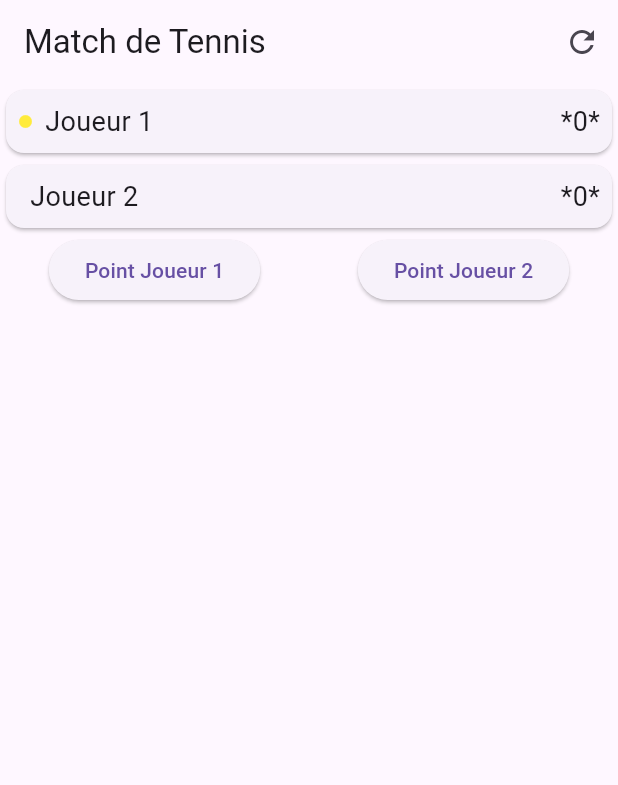
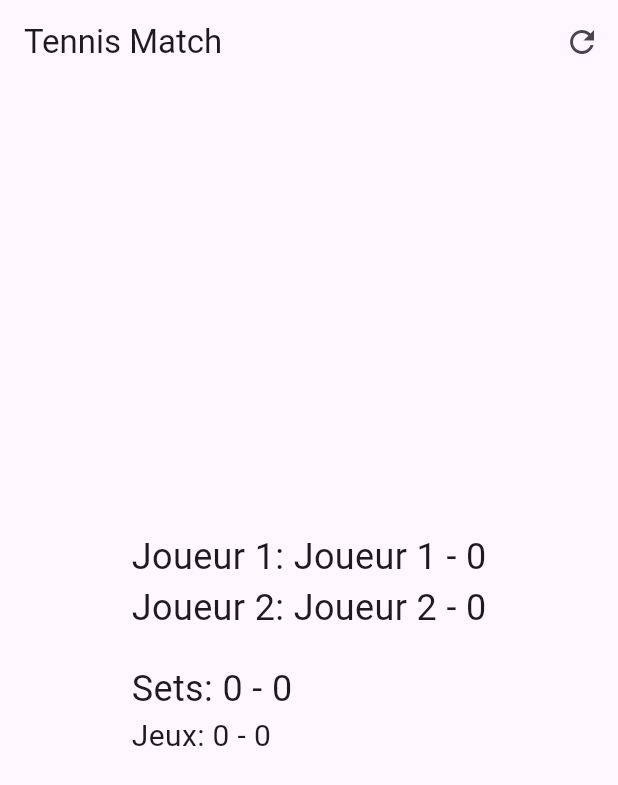
Before and after one commit to Raemy/tp-test-mobile, a Flutter app: the screen it shows after launch, on a phone screen of 412 x 824 dp. Shown: the top 785 px of the screen. Run offline on Flutter 3.47's test engine with Material 3 defaults, Android fonts, the phone set to English and light mode, and no system bars.

Commit message:
Mise en place de fonctionnalités

```diff
--- a/lib/main.dart
+++ b/lib/main.dart
@@ -19,7 +19,7 @@ class MyApp extends StatelessWidget {
     return MaterialApp(
       title: 'Tennis Score Tracker',
       theme: ThemeData(primarySwatch: Colors.blue),
-      home: MatchScreen(),
+      home: TennisMatchScreen(),
     );
   }
 }
--- a/lib/models/player_model.dart
+++ b/lib/models/player_model.dart
@@ -1,15 +1,15 @@
 class PlayerModel {
   String name;
-  int currentGameScore;
-  List<int> gamesWon;
+  bool isServing;
+  String currentGameScore;  // Utilisation de String pour le score
+  int gamesWon;
   int setsWon;
-  bool isServing;
 
   PlayerModel({
     required this.name,
-    this.currentGameScore = 0,
-    this.gamesWon = const [],
+    required this.isServing,
+    this.currentGameScore = "0", // Initialisation avec "0"
+    this.gamesWon = 0,
     this.setsWon = 0,
-    this.isServing = false,
   });
 }
--- a/lib/views/match_screen.dart
+++ b/lib/views/match_screen.dart
@@ -3,40 +3,51 @@ import 'package:provider/provider.dart';
 import '../viewmodels/score_viewmodel.dart';
 import 'player_score_widget.dart';
 
-class MatchScreen extends StatelessWidget {
-  const MatchScreen({super.key});
+
+class TennisMatchScreen extends StatelessWidget {
   @override
   Widget build(BuildContext context) {
+    // Accède au ScoreViewModel via Provider
     final scoreViewModel = Provider.of<ScoreViewModel>(context);
 
     return Scaffold(
       appBar: AppBar(
-        title: const Text('Match de Tennis'),
+        title: Text('Tennis Match'),
         actions: [
           IconButton(
             icon: Icon(Icons.refresh),
-            onPressed: scoreViewModel.resetScores,
+            onPressed: scoreViewModel.toggleService,  // Change le serveur
           ),
         ],
       ),
-      body: Column(
-        children: [
-          PlayerScoreWidget(player: scoreViewModel.player1),
-          PlayerScoreWidget(player: scoreViewModel.player2),
-          Row(
-            mainAxisAlignment: MainAxisAlignment.spaceAround,
-            children: [
-              ElevatedButton(
-                onPressed: () => scoreViewModel.incrementScore(scoreViewModel.player1),
-                child: const Text('Point Joueur 1'),
-              ),
-              ElevatedButton(
-                onPressed: () => scoreViewModel.incrementScore(scoreViewModel.player2),
-                child: const Text('Point Joueur 2'),
-              ),
-            ],
-          ),
-        ],
+      body: Center(
+        child: Column(
+          mainAxisAlignment: MainAxisAlignment.center,
+          crossAxisAlignment: CrossAxisAlignment.start,
+          children: [
+            Text(
+              'Joueur 1: ${scoreViewModel.player1.name} - ${scoreViewModel.player1.currentGameScore}',
+              style: TextStyle(fontSize: 24),
+            ),
+            Text(
+              'Joueur 2: ${scoreViewModel.player2.name} - ${scoreViewModel.player2.currentGameScore}',
+              style: TextStyle(fontSize: 24),
+            ),
+            SizedBox(height: 20),
+            // Affichage des scores des sets et jeux
+            Column(
+              crossAxisAlignment: CrossAxisAlignment.start,
+              children: [
+                Text("Sets: ${scoreViewModel.player1.setsWon} - ${scoreViewModel.player2.setsWon}",
+                     style: TextStyle(fontSize: 24)),
+                Text("Jeux: ${scoreViewModel.player1.gamesWon} - ${scoreViewModel.player2.gamesWon}",
+                     style: TextStyle(fontSize: 20)),
+              ],
+            ),
+            SizedBox(height: 20),
+            // Ajouter d'autres widgets pour afficher les scores, les jeux, les sets, etc.
+          ],
+        ),
       ),
     );
   }
--- a/lib/views/player_score_widget.dart
+++ b/lib/views/player_score_widget.dart
@@ -3,8 +3,9 @@ import '../models/player_model.dart';
 
 class PlayerScoreWidget extends StatelessWidget {
   final PlayerModel player;
+  final bool isServing;
 
-  const PlayerScoreWidget({required this.player});
+  const PlayerScoreWidget({required this.player, required this.isServing});
 
   @override
   Widget build(BuildContext context) {
@@ -16,15 +17,18 @@ class PlayerScoreWidget extends StatelessWidget {
           children: [
             Row(
               children: [
-                if (player.isServing)
+                if (isServing)
                   Icon(Icons.circle, color: Colors.yellow, size: 10),
                 SizedBox(width: 8),
                 Text(player.name, style: TextStyle(fontSize: 18)),
               ],
             ),
-            Text(
-              '${player.gamesWon.join(" ")} *${player.currentGameScore}*',
-              style: TextStyle(fontSize: 18),
+            Column(
+              children: [
+                Text("Set: ${player.setsWon}", style: TextStyle(fontSize: 16)),
+                Text("Jeux: ${player.gamesWon}", style: TextStyle(fontSize: 16)),
+                Text("Score: ${player.currentGameScore}", style: TextStyle(fontSize: 16)),
+              ],
             ),
           ],
         ),
```
Also changed, not shown: lib/viewmodels/score_viewmodel.dart (+48 -13 lines).
